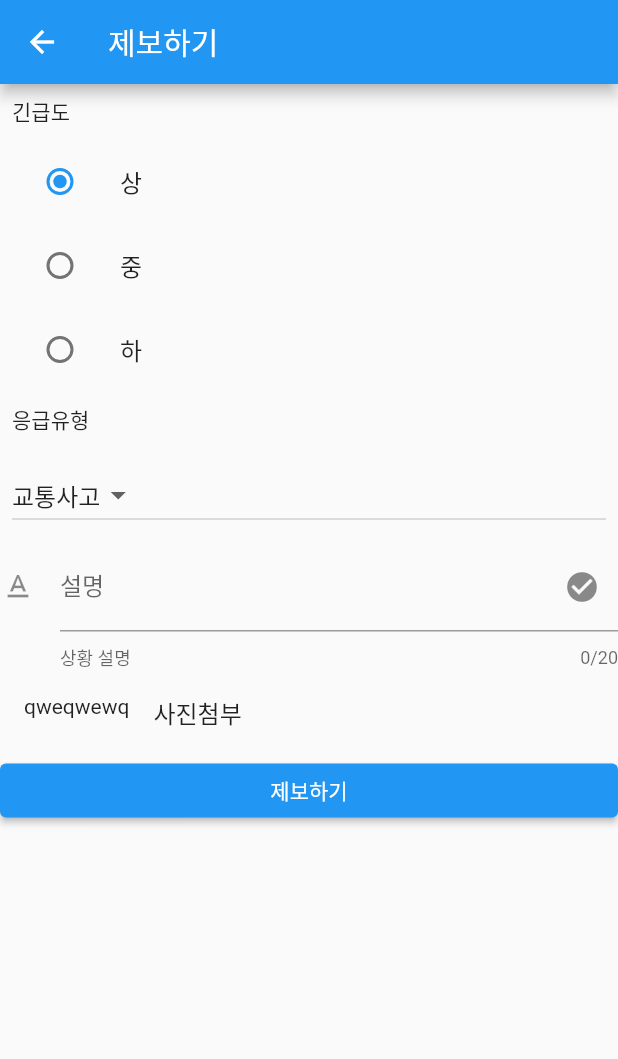
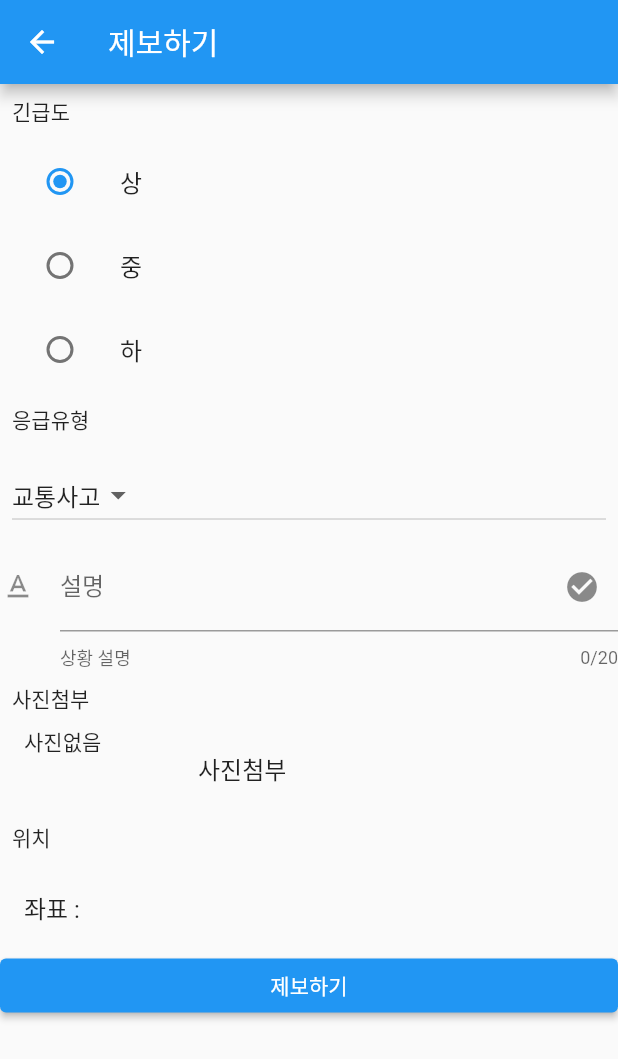
Before and after one commit to On-Jun9/flutter_designtest01, a Flutter app: the ReportPage screen opened directly, on a phone screen of 412 x 824 dp. Shown: the top 1059 px of the screen. Run offline on Flutter 3.47's test engine with Material 2 defaults, Android fonts, the phone set to English and light mode, and no system bars; our stand-ins replace cloud_firestore, firebase_auth, firebase_core, google_maps_flutter, google_sign_in, image_picker and 1 more; accounts and stored records are empty.

Commit message:
현재위치

```diff
--- a/lib/design/ReportPage.dart
+++ b/lib/design/ReportPage.dart
@@ -6,8 +6,11 @@ import 'package:flutter/cupertino.dart';
 import 'package:flutter/foundation.dart';
 import 'package:flutter/gestures.dart';
 import 'package:flutter/material.dart';
+import 'package:flutter_designtest01/design/ReportGooglemap.dart';
 import 'package:google_maps_flutter/google_maps_flutter.dart';
 import 'package:image_picker/image_picker.dart';
+
+LatLng? tapLatLng;
 
 class ReportPage extends StatefulWidget {
   const ReportPage({Key? key, this.tapLatLng}) : super(key: key);
@@ -125,14 +128,17 @@ class _ReportPageState extends State<ReportPage> {
             ),
 
           ),
+          Container(
+            margin: EdgeInsets.all(8),
+            child:Text('사진첨부'),
+          ),
           ListTile(
             title: Text('사진첨부'),
-            leading: Container(
-            child: Text('qweqwewq'),
-            // SizedBox(
-            //   height: 100,
-            //   width: 100,
-            //   child: _image == null ? Text('사진없음') : Image.file(_image!)
+            leading:
+            SizedBox(
+              height: 100,
+              width: 100,
+              child: _image == null ? Text('사진없음') : Image.file(_image!)
             ),
             onTap: (){
               setState(() {
@@ -140,6 +146,21 @@ class _ReportPageState extends State<ReportPage> {
               });
             },
 
+          ),
+          Container(
+            margin: EdgeInsets.all(8),
+            child:Text('위치'),
+          ),
+          ListTile(
+            title: Text('좌표 : ' + ''),
+            onTap: (){
+              Navigator.push(
+              //네비게이터
+              context,
+              MaterialPageRoute(
+              //페이지 이동
+              builder: (context) => ReportGooglemap()));
+            },
           ),
           ElevatedButton(
             child: Text('제보하기'),
--- a/pubspec.yaml
+++ b/pubspec.yaml
@@ -35,6 +35,7 @@ dependencies:
   google_sign_in: ^5.0.4
   image_picker: ^0.8.4
   firebase_storage: ^10.0.5
+  location: ^4.3.0
 
 dev_dependencies:
   flutter_test:
```
Also changed, not shown: lib/design/ReportGooglemap.dart (added, +25 -0 lines), lib/design/home.dart (+40 -10 lines), pubspec.lock, 1 other file.
